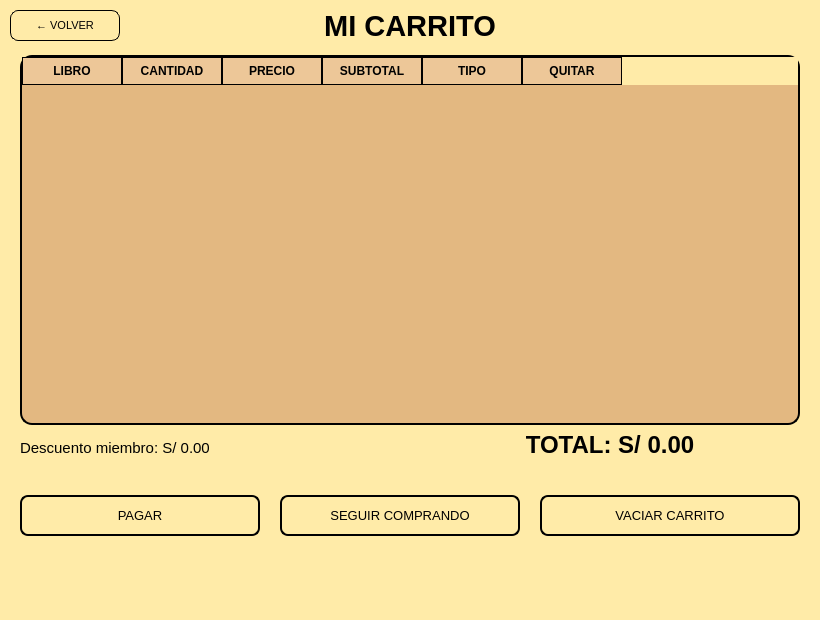
This is BIBLIOTECA_PROY/assets/venta-carrito.ui in mixano611/PROYECTO_PRG_POO_PY as Qt 5 draws it before an edit. The edited form follows.
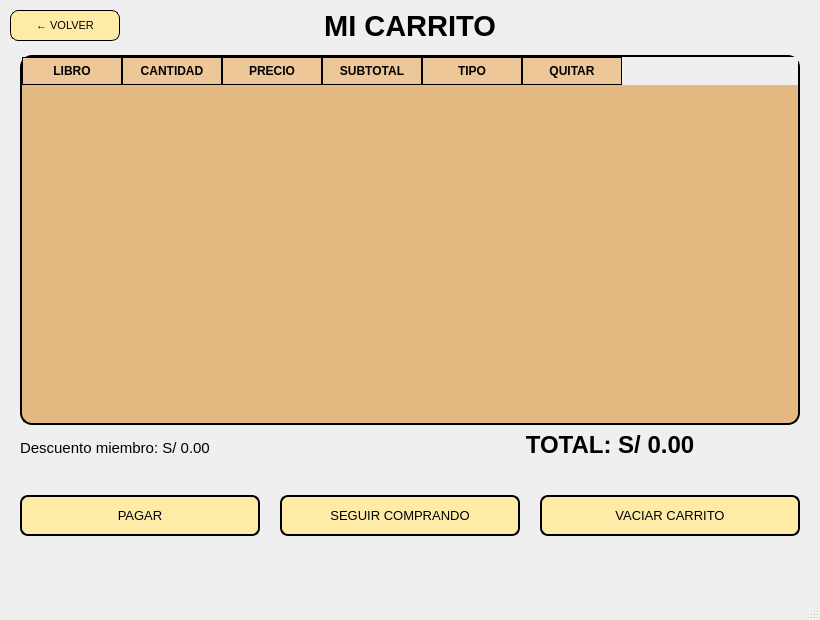
This is the edited form.

The edit to the form file:
```diff
--- a/BIBLIOTECA_PROY/assets/venta-carrito.ui
+++ b/BIBLIOTECA_PROY/assets/venta-carrito.ui
@@ -13,9 +13,6 @@
   <property name="windowTitle">
    <string>MainWindow</string>
   </property>
-  <property name="styleSheet">
-   <string notr="true">background-color: #FFEBA8</string>
-  </property>
   <widget class="QWidget" name="centralwidget">
    <widget class="QPushButton" name="btnVolver">
     <property name="geometry">
```
